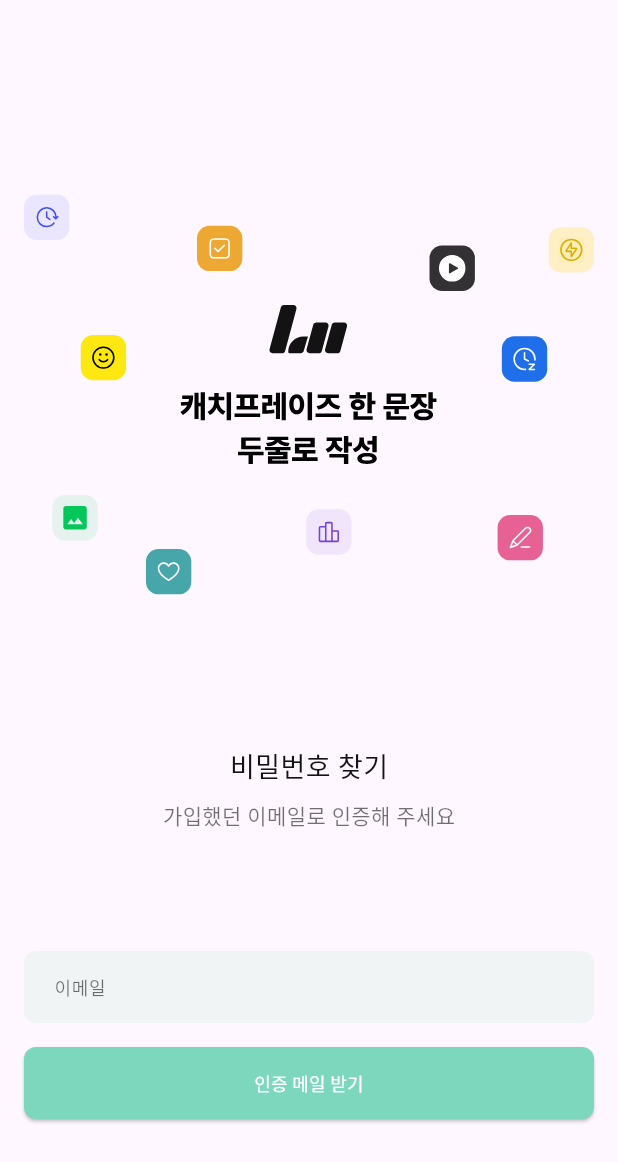
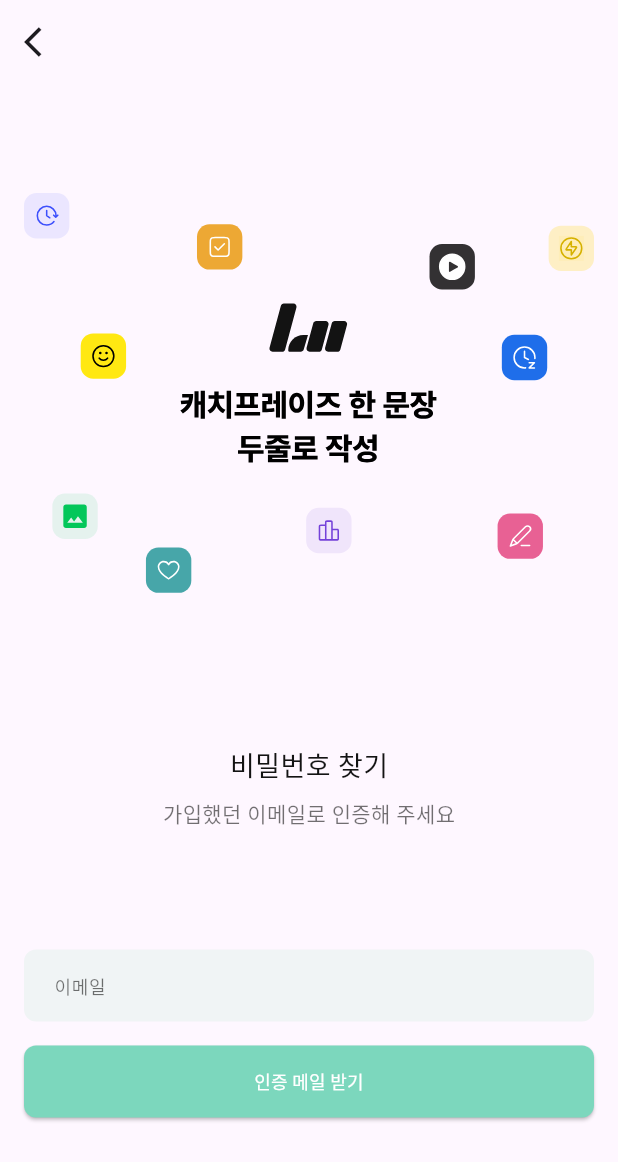
Before and after one commit to Seeds-kr/LifeMaster-FE, a Flutter app: the screen it shows after launch, on a phone screen of 412 x 824 dp. Shown: the top 1162 px of the screen. Run offline on Flutter 3.47's test engine with Material 3 defaults, Android fonts, the phone set to English and light mode, and no system bars; our stand-ins replace flutter_svg, image_picker, table_calendar.

Commit message:
이전으로 가기 추가

```diff
--- a/lib/screen/password_reset_screen.dart
+++ b/lib/screen/password_reset_screen.dart
@@ -97,11 +97,33 @@ class _PasswordResetScreenState extends State<PasswordResetScreen> with SingleTi
   @override
   Widget build(BuildContext context) {
     return Scaffold(
+      appBar: AppBar(
+        leading: isEmailVerified
+            ? IconButton(
+          icon: const Icon(Icons.arrow_back_ios,
+          size: 24.0, // 아이콘 크기 설정
+          ),
+          onPressed: () {
+            setState(() {
+              isEmailVerified = false; // 이메일 인증 전 상태로 변경
+            });
+          },
+        )
+            :IconButton(
+          icon: const Icon(Icons.arrow_back_ios,
+            size: 24.0, // 아이콘 크기 설정
+          ), // 왼쪽에 "뒤로 가기" 화살표 아이콘 추가
+          onPressed: () {
+            Navigator.pop(context); // 이전 화면으로 돌아가기
+          },
+        ),
+
+      ),
       body: Padding(
         padding: const EdgeInsets.all(16.0),
         child: Column(
+          mainAxisAlignment: MainAxisAlignment.center, // 자식들을 수직 중앙에 배치
           children: [
-            const SizedBox(height: 120),
             SlideTransition(
               position: _offsetAnimation, // 위아래로 움직이는 애니메이션 적용
               child: SvgPicture.asset(
@@ -139,14 +161,14 @@ class _PasswordResetScreenState extends State<PasswordResetScreen> with SingleTi
                 ),
                 child: TextField(
                   controller: _emailController,
-                  decoration: InputDecoration(
+                  decoration: const InputDecoration(
                     hintText: '이메일',
                     hintStyle: TextStyle(
                       fontSize: 12, // 글자 크기 설정
-                      color: const Color(0x99131313), // 투명도 60%로 설정
+                      color: Color(0x99131313), // 투명도 60%로 설정
                     ),
                     border: OutlineInputBorder(borderSide: BorderSide.none), // 테두리 없애기
-                    contentPadding: const EdgeInsets.only(left: 16), // 내부 여백 조정
+                    contentPadding: EdgeInsets.only(left: 16), // 내부 여백 조정
                   ),
                 ),
               ),
@@ -218,13 +240,13 @@ class _PasswordResetScreenState extends State<PasswordResetScreen> with SingleTi
                   onChanged: (value) {
                     _checkNewPasswordValidity(); // 새 비밀번호 유효성 검사
                   },
-                  decoration: InputDecoration(
+                  decoration: const InputDecoration(
                     hintText: '새로운 비밀번호',
-                    hintStyle: const TextStyle(
+                    hintStyle: TextStyle(
                       fontSize: 12,
                       color: Color(0x99131313),
                     ),
-                    contentPadding: const EdgeInsets.only(left: 16),
+                    contentPadding: EdgeInsets.only(left: 16),
                     border: InputBorder.none,
                   ),
                 ),
@@ -258,13 +280,13 @@ class _PasswordResetScreenState extends State<PasswordResetScreen> with SingleTi
                   onChanged: (value) {
                     _checkPasswordMatch(); // 비밀번호 확인 시 일치 여부 확인
                   },
-                  decoration: InputDecoration(
+                  decoration: const InputDecoration(
                     hintText: '비밀번호 확인',
-                    hintStyle: const TextStyle(
+                    hintStyle: TextStyle(
                       fontSize: 12, // 글자 크기 설정
                       color: Color(0x99131313), // 색상 및 투명도 설정
                     ),
-                    contentPadding: const EdgeInsets.only(left: 16), // 내부 여백 조정
+                    contentPadding: EdgeInsets.only(left: 16), // 내부 여백 조정
                     border: InputBorder.none, // 테두리 없애기
                   ),
                 ),
```
